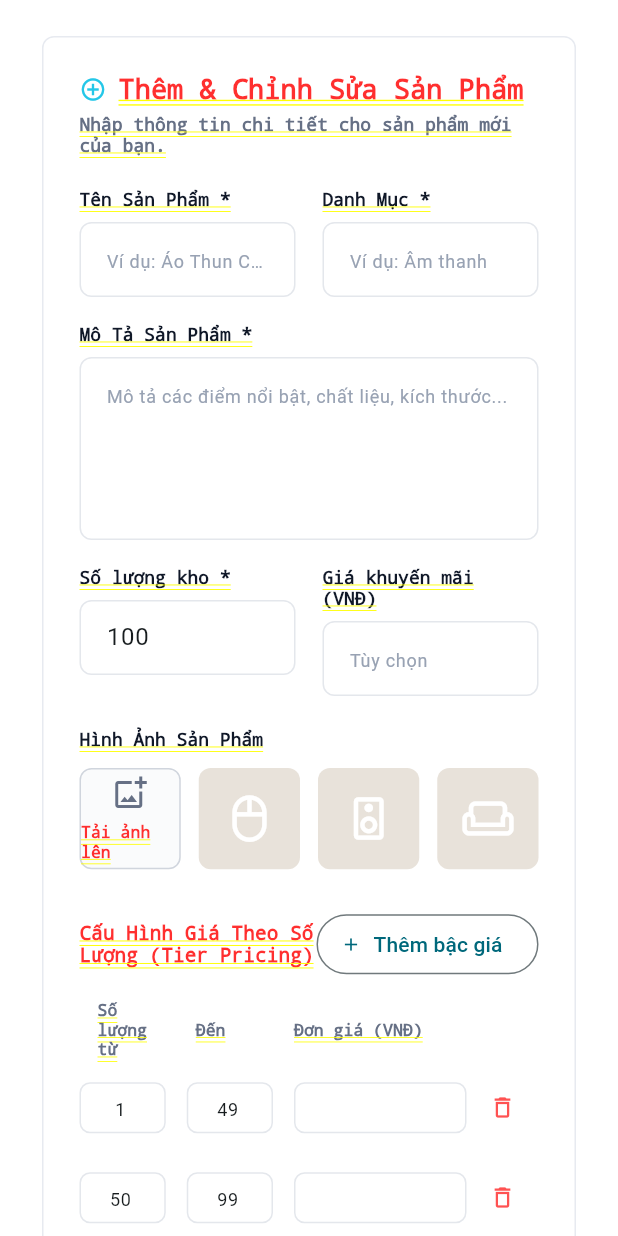
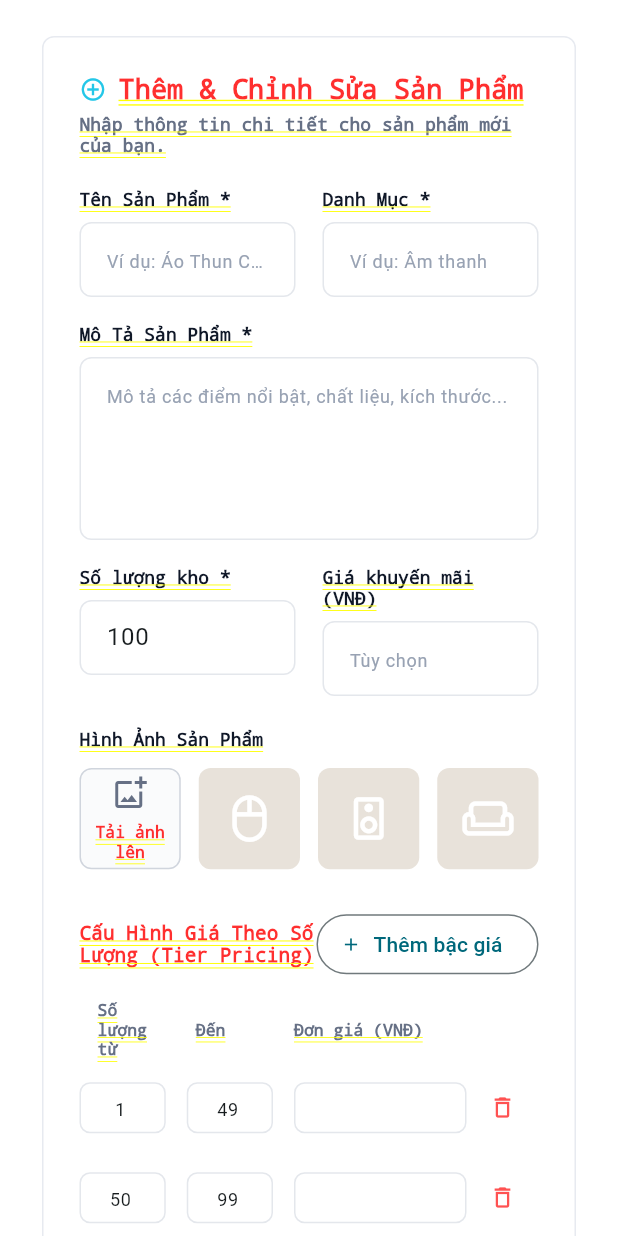
Before and after one commit to nguyenngoclinh07032003/PRM393p2, a Flutter app: the SellerDashboard screen opened directly, after a tap on "Thêm sản phẩm mới", on a phone screen of 412 x 824 dp. Run offline on Flutter 3.47's test engine with Material 3 defaults, Android fonts, the phone set to English and light mode, and no system bars; our stand-ins replace cloud_firestore, firebase_auth, firebase_core, firebase_storage, image_picker, shared_preferences; accounts and stored records are empty; generated files the repository leaves out were written again; network calls fail.

Commit message:
Speed up product image uploads on web with async resize and compression.
Add upload stages, timeouts, and clearer progress feedback in the admin product form.

```diff
--- a/lib/frontend/admin/admin_product_form.dart
+++ b/lib/frontend/admin/admin_product_form.dart
@@ -48,6 +48,7 @@ class _AdminProductFormBodyState extends State<AdminProductFormBody> {
   Listenable? _pricingListenable;
   bool _isSaving = false;
   bool _isUploadingImage = false;
+  String _uploadStatusMessage = '';
   int _tierEditorGeneration = 0;
   final ProductImageService _productImageService = ProductImageService();
 
@@ -250,6 +251,13 @@ class _AdminProductFormBodyState extends State<AdminProductFormBody> {
 
   Future<void> _pickFromGallery({int? replaceIndex}) async {
     try {
+      if (mounted) {
+        setState(() {
+          _isUploadingImage = true;
+          _uploadStatusMessage = 'Đang mở thư viện ảnh...';
+        });
+      }
+
       final file = await _productImageService.pickFromGallery();
       if (file == null || !mounted) return;
 
@@ -260,11 +268,18 @@ class _AdminProductFormBodyState extends State<AdminProductFormBody> {
         return;
       }
 
-      setState(() => _isUploadingImage = true);
+      if (mounted) {
+        setState(() => _uploadStatusMessage = 'Đang nén và tải ảnh lên...');
+      }
+      await Future<void>.delayed(Duration.zero);
 
       final downloadUrl = await _productImageService.uploadImage(
         file: file,
         userId: userId,
+        onStageChanged: (message) {
+          if (!mounted) return;
+          setState(() => _uploadStatusMessage = message);
+        },
       );
 
       if (!mounted) return;
@@ -285,7 +300,12 @@ class _AdminProductFormBodyState extends State<AdminProductFormBody> {
     } catch (e) {
       if (mounted) _showError('Không tải được ảnh: $e');
     } finally {
-      if (mounted) setState(() => _isUploadingImage = false);
+      if (mounted) {
+        setState(() {
+          _isUploadingImage = false;
+          _uploadStatusMessage = '';
+        });
+      }
     }
   }
 
@@ -562,9 +582,24 @@ class _AdminProductFormBodyState extends State<AdminProductFormBody> {
           ),
           const SizedBox(height: 12),
           if (_isUploadingImage)
-            const Padding(
-              padding: EdgeInsets.only(bottom: 12),
-              child: LinearProgressIndicator(),
+            Padding(
+              padding: const EdgeInsets.only(bottom: 12),
+              child: Column(
+                crossAxisAlignment: CrossAxisAlignment.stretch,
+                children: [
+                  const LinearProgressIndicator(),
+                  if (_uploadStatusMessage.isNotEmpty) ...[
+                    const SizedBox(height: 8),
+                    Text(
+                      _uploadStatusMessage,
+                      style: const TextStyle(
+                        fontSize: 12,
+                        color: Color(0xFF667085),
+                      ),
+                    ),
+                  ],
+                ],
+              ),
             ),
           Row(
             children: [
@@ -755,7 +790,12 @@ class _AdminProductFormBodyState extends State<AdminProductFormBody> {
               ),
               const SizedBox(height: 8),
               Text(
-                _isUploadingImage ? 'Đang tải...' : 'Tải ảnh lên',
+                _isUploadingImage
+                    ? (_uploadStatusMessage.isNotEmpty
+                        ? _uploadStatusMessage
+                        : 'Đang tải...')
+                    : 'Tải ảnh lên',
+                textAlign: TextAlign.center,
                 style: const TextStyle(fontSize: 11, fontWeight: FontWeight.w800),
               ),
             ],
--- a/pubspec.yaml
+++ b/pubspec.yaml
@@ -32,6 +32,7 @@ dependencies:
   # Utilities
   intl: ^0.18.1
   uuid: ^4.2.2
+  image: ^4.9.1
 
 dev_dependencies:
   flutter_test:
```
Also changed, not shown: lib/backend/services/product_image_service.dart (+35 -31 lines), lib/backend/utils/image_compress_utils.dart (added, +110 -0 lines), pubspec.lock.
